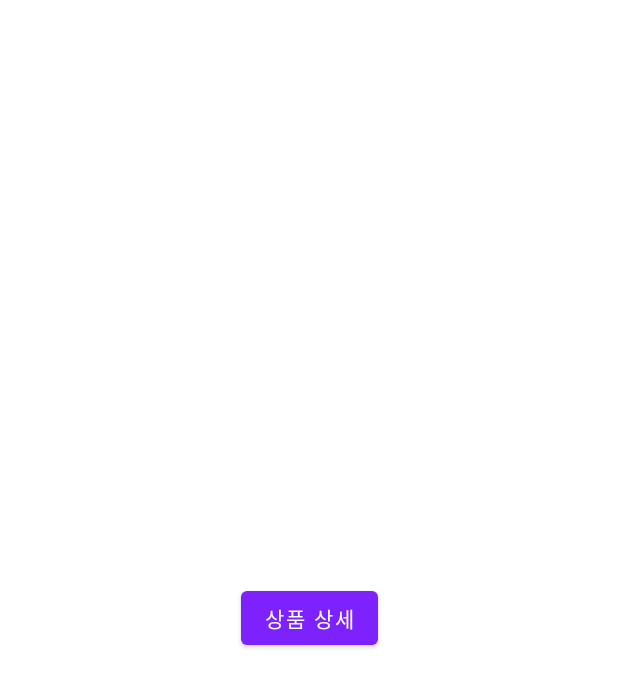
After one commit to YoOhan0/shoppi-android, an Android app: the layout fragment_home.xml on its own in the app's theme, with its tools: preview values and no code run, on a phone screen of 412 x 824 dp. The commit adds this screen. Shown: the top 687 px of the screen. Run offline under Robolectric (Android 15) with nearby library versions, the phone set to English and light mode, and no system bars.

Commit message:
[섹션5] Fragment 추가 및 화면 연결

```diff
--- /dev/null
+++ b/app/src/main/res/drawable/background_splash_screen.xml
@@ -0,0 +1,17 @@
+<?xml version="1.0" encoding="utf-8"?>
+<layer-list xmlns:android="http://schemas.android.com/apk/res/android">
+    <item>
+        <shape android:shape="rectangle">
+            <gradient
+                android:angle="315"
+                android:endColor="@color/shoppi_gradient_purple"
+                android:startColor="@color/shoppi_gradient_pink"
+                android:type="linear" />
+        </shape>
+    </item>
+    <item>
+        <bitmap
+            android:gravity="center"
+            android:src="@drawable/img_logo" />
+    </item>
+</layer-list>
--- /dev/null
+++ b/app/src/main/res/layout/fragment_home.xml
@@ -0,0 +1,17 @@
+<?xml version="1.0" encoding="utf-8"?>
+<androidx.constraintlayout.widget.ConstraintLayout xmlns:android="http://schemas.android.com/apk/res/android"
+    android:layout_width="match_parent"
+    android:layout_height="match_parent"
+    xmlns:app="http://schemas.android.com/apk/res-auto">
+
+    <Button
+        android:id="@+id/btn_enter_product_detail"
+        android:text="상품 상세"
+        android:layout_width="wrap_content"
+        android:layout_height="wrap_content"
+        app:layout_constraintTop_toTopOf="parent"
+        app:layout_constraintStart_toStartOf="parent"
+        app:layout_constraintEnd_toEndOf="parent"
+        app:layout_constraintBottom_toBottomOf="parent"
+        />
+</androidx.constraintlayout.widget.ConstraintLayout>
--- /dev/null
+++ b/app/src/main/res/values-v31/themes.xml
@@ -0,0 +1,8 @@
+<?xml version="1.0" encoding="utf-8"?>
+<resources>
+
+    <style name="Theme.Shoppiandroid.Splash">
+        <item name="android:windowSplashScreenBackground">@color/shoppi_white</item>
+    </style>
+
+</resources>
--- a/app/src/main/res/values/themes.xml
+++ b/app/src/main/res/values/themes.xml
@@ -13,4 +13,8 @@
         <item name="android:statusBarColor">?attr/colorPrimaryVariant</item>
         <!-- Customize your theme here. -->
     </style>
+
+    <style name="Theme.Shoppiandroid.Splash">
+        <item name="android:windowBackground">@drawable/background_splash_screen</item>
+    </style>
 </resources>
```
Also changed, not shown: app/src/main/AndroidManifest.xml (+10 -3 lines), app/src/main/java/com/shoppi/app/HomeFragment.kt (added, +30 -0 lines), app/src/main/java/com/shoppi/app/MainActivity.kt (+6 -2 lines), app/src/main/java/com/shoppi/app/ProductDetailFragment.kt (added, +18 -0 lines), app/src/main/java/com/shoppi/app/SplashActivity.kt (added, +18 -0 lines), app/src/main/res/layout/activity_main.xml (+5 -4 lines), app/src/main/res/drawable-hdpi/img_logo.png (added), app/src/main/res/drawable-mdpi/img_logo.png (added), app/src/main/res/drawable-xhdpi/img_logo.png (added), app/src/main/res/drawable-xxhdpi/img_logo.png (added), app/src/main/res/drawable-xxxhdpi/img_logo.png (added), app/src/main/res/layout/fragment_product_detail.xml (renamed from app/src/main/res/layout/activity_product_detail.xml).
